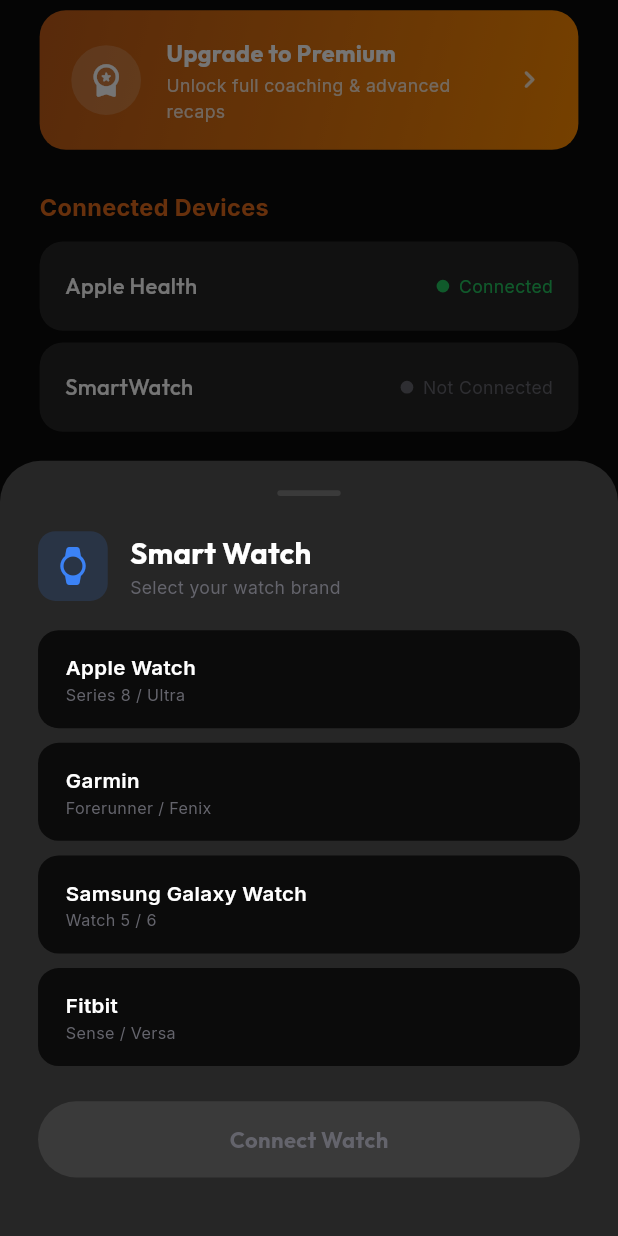
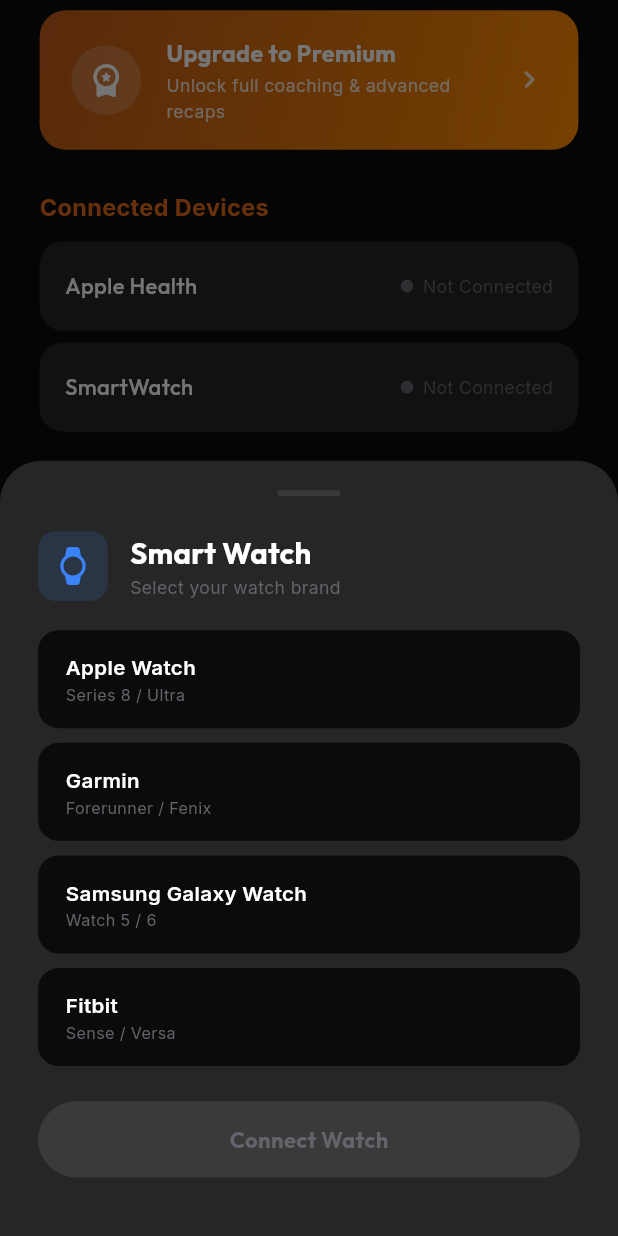
Before and after one commit to khaliqhussainn/barbabyfitness-app, a Flutter app: the ProfilePage screen opened by its route, scrolled down 187 dp, after a tap on "SmartWatch", on a phone screen of 412 x 824 dp. Run offline on Flutter 3.47's test engine with Material 3 defaults, Android fonts, the phone set to English and light mode, and no system bars; our stand-ins replace equatable, flutter_riverpod, flutter_screenutil, flutter_svg, go_router, google_fonts and 1 more; project files that could hold a hidden picture were left out.

Commit message:
Add disconnect option to device sheets with live connection state (#15)
- Convert ProfilePage to ConsumerStatefulWidget to track connection state
- Apple Health and SmartWatch cards reflect live connected/not connected status
- Sheets show 'Connected' subtitle when connected, 'Disconnect' red button
- Disconnect updates the card back to 'Not Connected'


Claude-Session: https://claude.ai/code/session_01EEWy8bXNNevFCU74JZ5JTU

Co-authored-by: Claude <noreply@anthropic.com>

```diff
--- a/mobile-app/lib/features/profile/presentation/pages/profile_page.dart
+++ b/mobile-app/lib/features/profile/presentation/pages/profile_page.dart
@@ -16,11 +16,19 @@ import '../providers/profile_provider.dart';
 
 final _notificationsProvider = StateProvider<bool>((ref) => true);
 
-class ProfilePage extends ConsumerWidget {
+class ProfilePage extends ConsumerStatefulWidget {
   const ProfilePage({super.key});
 
   @override
-  Widget build(BuildContext context, WidgetRef ref) {
+  ConsumerState<ProfilePage> createState() => _ProfilePageState();
+}
+
+class _ProfilePageState extends ConsumerState<ProfilePage> {
+  bool _appleHealthConnected = false;
+  bool _smartWatchConnected = false;
+
+  @override
+  Widget build(BuildContext context) {
     final notificationsOn = ref.watch(_notificationsProvider);
     final profile = ref.watch(profileProvider);
     final voiceId = ref.watch(voiceSelectionProvider);
@@ -49,13 +57,13 @@ class ProfilePage extends ConsumerWidget {
               SizedBox(height: 12.h),
               _buildDeviceCard(
                 label: 'Apple Health',
-                connected: true,
+                connected: _appleHealthConnected,
                 onTap: () => _showAppleHealthSheet(context),
               ),
               SizedBox(height: 8.h),
               _buildDeviceCard(
                 label: 'SmartWatch',
-                connected: false,
+                connected: _smartWatchConnected,
                 onTap: () => _showSmartWatchSheet(context),
               ),
               SizedBox(height: 28.h),
@@ -267,7 +275,11 @@ class ProfilePage extends ConsumerWidget {
       context: context,
       backgroundColor: Colors.transparent,
       isScrollControlled: true,
-      builder: (_) => const _AppleHealthSheet(),
+      builder: (_) => _AppleHealthSheet(
+        isConnected: _appleHealthConnected,
+        onConnect: () => setState(() => _appleHealthConnected = true),
+        onDisconnect: () => setState(() => _appleHealthConnected = false),
+      ),
     );
   }
 
@@ -276,7 +288,11 @@ class ProfilePage extends ConsumerWidget {
       context: context,
       backgroundColor: Colors.transparent,
       isScrollControlled: true,
-      builder: (_) => const _SmartWatchSheet(),
+      builder: (_) => _SmartWatchSheet(
+        isConnected: _smartWatchConnected,
+        onConnect: () => setState(() => _smartWatchConnected = true),
+        onDisconnect: () => setState(() => _smartWatchConnected = false),
+      ),
     );
   }
 
@@ -587,7 +603,15 @@ class ProfilePage extends ConsumerWidget {
 
 // ── Apple Health Bottom Sheet ─────────────────────────────
 class _AppleHealthSheet extends StatefulWidget {
-  const _AppleHealthSheet();
+  const _AppleHealthSheet({
+    required this.isConnected,
+    required this.onConnect,
+    required this.onDisconnect,
+  });
+
+  final bool isConnected;
+  final VoidCallback onConnect;
+  final VoidCallback onDisconnect;
 
   @override
   State<_AppleHealthSheet> createState() => _AppleHealthSheetState();
@@ -646,9 +670,13 @@ class _AppleHealthSheetState extends State<_AppleHealthSheet> {
                           color: AppColors.textPrimary,
                           fontSize: 20.sp,
                           fontWeight: FontWeight.w700)),
-                  Text('Choose what data to sync',
+                  Text(
+                    widget.isConnected ? 'Connected' : 'Choose what data to sync',
                     style: GoogleFonts.inter(
-                          color: AppColors.textSecondary, fontSize: 12.sp)),
+                        color: widget.isConnected
+                            ? const Color(0xFF22C55E)
+                            : AppColors.textSecondary,
+                        fontSize: 12.sp)),
                 ],
               ),
             ],
@@ -659,8 +687,34 @@ class _AppleHealthSheetState extends State<_AppleHealthSheet> {
           _ToggleRow(label: 'Active Calories', icon: Icons.local_fire_department_rounded, value: _calories, onChanged: (v) => setState(() => _calories = v)),
           _ToggleRow(label: 'Sleep', icon: Icons.bedtime_rounded, value: _sleep, onChanged: (v) => setState(() => _sleep = v)),
           SizedBox(height: 24.h),
+          if (widget.isConnected) ...[
             GestureDetector(
-            onTap: () => Navigator.of(context).pop(),
+              onTap: () {
+                widget.onDisconnect();
+                Navigator.of(context).pop();
+              },
+              child: Container(
+                width: double.infinity,
+                height: 52.h,
+                decoration: BoxDecoration(
+                  color: Colors.red.withValues(alpha: 0.12),
+                  borderRadius: BorderRadius.circular(100.r),
+                  border: Border.all(color: Colors.red.withValues(alpha: 0.4), width: 1.5),
+                ),
+                alignment: Alignment.center,
+                child: Text('Disconnect',
+                    style: GoogleFonts.outfit(
+                        color: Colors.red,
+                        fontSize: 15.sp,
+                        fontWeight: FontWeight.w700)),
+              ),
+            ),
+          ] else ...[
+            GestureDetector(
+              onTap: () {
+                widget.onConnect();
+                Navigator.of(context).pop();
+              },
               child: Container(
                 width: double.infinity,
                 height: 52.h,
@@ -677,6 +731,7 @@ class _AppleHealthSheetState extends State<_AppleHealthSheet> {
               ),
             ),
           ],
+        ],
       ),
     );
   }
@@ -684,7 +739,15 @@ class _AppleHealthSheetState extends State<_AppleHealthSheet> {
 
 // ── Smart Watch Bottom Sheet ──────────────────────────────
 class _SmartWatchSheet extends StatefulWidget {
-  const _SmartWatchSheet();
+  const _SmartWatchSheet({
+    required this.isConnected,
+    required this.onConnect,
+    required this.onDisconnect,
+  });
+
+  final bool isConnected;
+  final VoidCallback onConnect;
+  final VoidCallback onDisconnect;
 
   @override
   State<_SmartWatchSheet> createState() => _SmartWatchSheetState();
@@ -747,9 +810,13 @@ class _SmartWatchSheetState extends State<_SmartWatchSheet> {
                           color: AppColors.textPrimary,
                           fontSize: 20.sp,
                           fontWeight: FontWeight.w700)),
-                  Text('Select your watch brand',
+                  Text(
+                    widget.isConnected ? 'Connected' : 'Select your watch brand',
                     style: GoogleFonts.inter(
-                          color: AppColors.textSecondary, fontSize: 12.sp)),
+                        color: widget.isConnected
+                            ? const Color(0xFF22C55E)
+                            : AppColors.textSecondary,
+                        fontSize: 12.sp)),
                 ],
               ),
             ],
@@ -801,8 +868,36 @@ class _SmartWatchSheetState extends State<_SmartWatchSheet> {
             );
           }),
           SizedBox(height: 14.h),
+          if (widget.isConnected) ...[
             GestureDetector(
-            onTap: _selectedWatch >= 0 ? () => Navigator.of(context).pop() : null,
+              onTap: () {
+                widget.onDisconnect();
+                Navigator.of(context).pop();
+              },
+              child: Container(
+                width: double.infinity,
+                height: 52.h,
+                decoration: BoxDecoration(
+                  color: Colors.red.withValues(alpha: 0.12),
+                  borderRadius: BorderRadius.circular(100.r),
+                  border: Border.all(color: Colors.red.withValues(alpha: 0.4), width: 1.5),
+                ),
+                alignment: Alignment.center,
+                child: Text('Disconnect',
+                    style: GoogleFonts.outfit(
+                        color: Colors.red,
+                        fontSize: 15.sp,
+                        fontWeight: FontWeight.w700)),
+              ),
+            ),
+          ] else ...[
+            GestureDetector(
+              onTap: _selectedWatch >= 0
+                  ? () {
+                      widget.onConnect();
+                      Navigator.of(context).pop();
+                    }
+                  : null,
               child: AnimatedContainer(
                 duration: const Duration(milliseconds: 200),
                 width: double.infinity,
@@ -826,6 +921,7 @@ class _SmartWatchSheetState extends State<_SmartWatchSheet> {
                 ),
               ),
             ),
+          ],
         ],
       ),
     );
```
Lines whose indentation alone changed are shown as unchanged.
